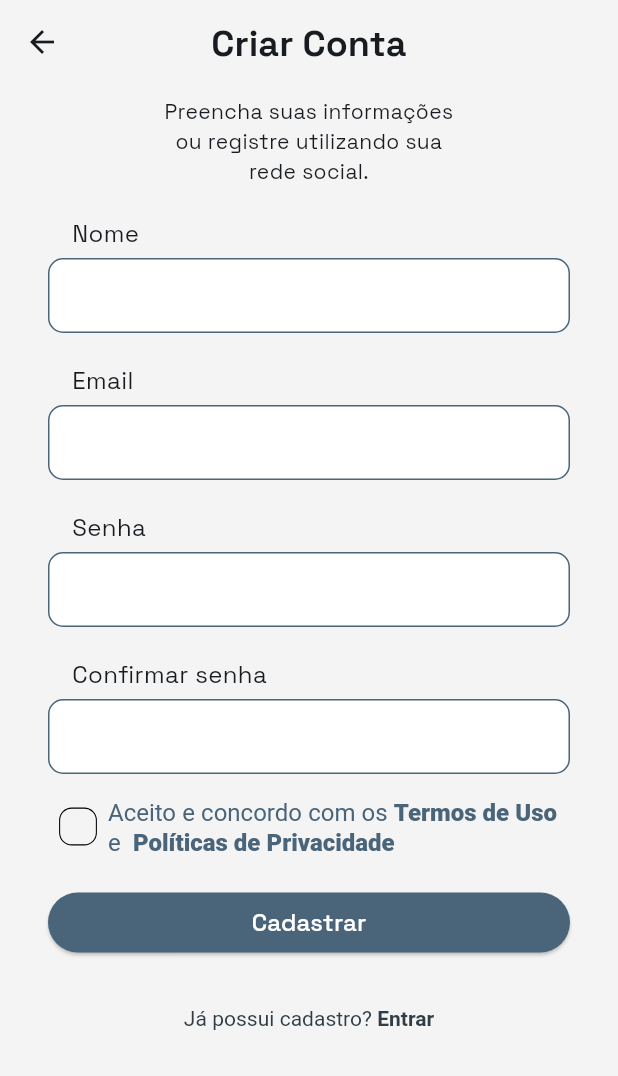
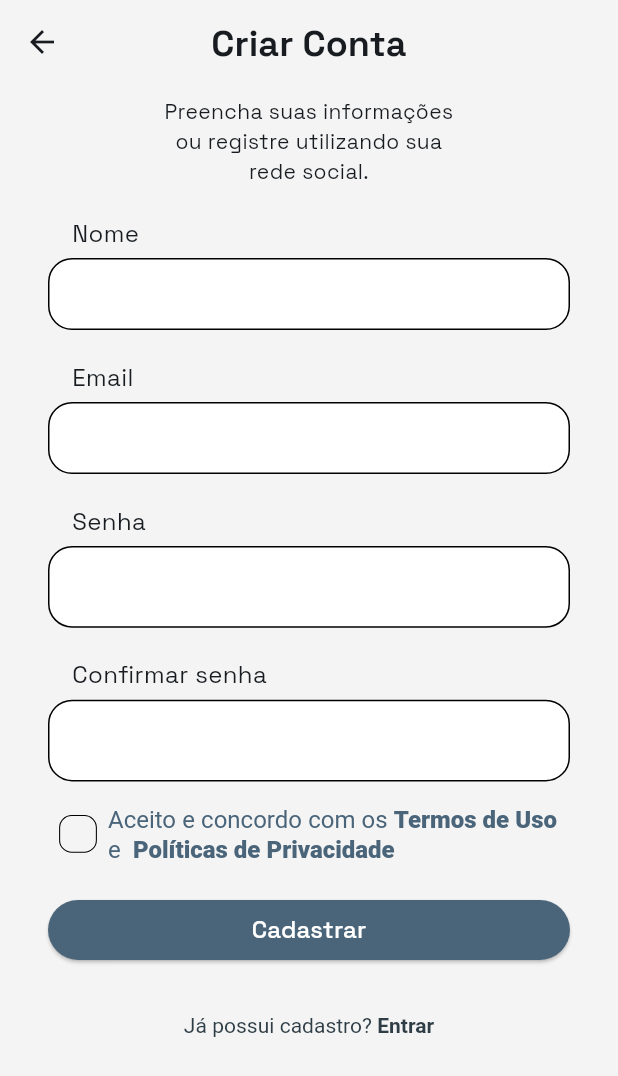
Before and after one commit to future-system/parkshare-app, a Flutter app: the SignupPage screen opened by its route, on a phone screen of 412 x 824 dp. Shown: the top 1076 px of the screen. Run offline on Flutter 3.47's test engine with Material 3 defaults, Android fonts, the phone set to English and light mode, and no system bars; our stand-ins replace firebase_auth, firebase_core, google_fonts, google_sign_in; missing offline and left inert: flutter_facebook_auth; accounts and stored records are empty.

Commit message:
feature: implemented signup page validation

```diff
--- a/lib/src/presentation/components/custom_form_field/custom_form_field.dart
+++ b/lib/src/presentation/components/custom_form_field/custom_form_field.dart
@@ -6,10 +6,16 @@ import 'package:parkshare_app/src/core/constants/design_system.dart';
 class CustomFormField extends StatelessWidget {
   final String label;
   final Widget? suffix;
+  final String? Function(String? value)? validator;
+  final TextEditingController? controller;
+  final bool obscureText;
   const CustomFormField({
+    required this.label,
     super.key,
-    required this.label,
     this.suffix,
+    this.validator,
+    this.controller,
+    this.obscureText = false,
   });
 
   @override
@@ -27,22 +33,30 @@ class CustomFormField extends StatelessWidget {
         const SizedBox(
           height: 5,
         ),
-        Container(
-          padding: const EdgeInsets.symmetric(horizontal: 16, vertical: 0),
-          decoration: BoxDecoration(
-              color: Colors.white,
-              border: Border.all(
-                color: DesignSystem.colors.primary,
-              ),
-              borderRadius: BorderRadius.circular(10)),
-          child: TextFormField(
-            cursorColor: DesignSystem.colors.primary,
-            decoration: InputDecoration(
-              fillColor: Colors.white,
-              border: InputBorder.none,
-              suffix: suffix,
+        TextFormField(
+          obscureText: obscureText,
+          controller: controller,
+          cursorColor: DesignSystem.colors.primary,
+          decoration: InputDecoration(
+            enabledBorder: OutlineInputBorder(
+              borderRadius: BorderRadius.circular(16),
             ),
+            errorBorder: OutlineInputBorder(
+              borderRadius: BorderRadius.circular(16),
+            ),
+            focusedErrorBorder: OutlineInputBorder(
+              borderRadius: BorderRadius.circular(16),
+            ),
+            focusedBorder: OutlineInputBorder(
+              borderRadius: BorderRadius.circular(16),
+            ),
+            isDense: true,
+            fillColor: Colors.white,
+            filled: true,
+            border: InputBorder.none,
+            suffix: suffix,
           ),
+          validator: validator,
         ),
       ],
     );
--- a/lib/src/presentation/pages/signup/signup_page.dart
+++ b/lib/src/presentation/pages/signup/signup_page.dart
@@ -4,8 +4,37 @@ import 'package:parkshare_app/src/core/navigation.dart';
 import 'package:parkshare_app/src/presentation/components/buttons/custom_button.dart';
 import 'package:parkshare_app/src/presentation/components/custom_form_field/custom_form_field.dart';
 
-class SignupPage extends StatelessWidget {
+class SignupPage extends StatefulWidget {
   const SignupPage({super.key});
+
+  @override
+  State<SignupPage> createState() => _SignupPageState();
+}
+
+class _SignupPageState extends State<SignupPage> {
+  final _signupFormKey = GlobalKey<FormState>();
+
+  final nameController = TextEditingController();
+  final emailController = TextEditingController();
+  final passwordController = TextEditingController();
+  final passwordConfirmController = TextEditingController();
+
+  bool didAcceptTerms = false;
+  bool showTermsWarning = false;
+
+  bool hidePassword = true;
+
+  void _signup(context) {
+    final areFieldsValid = _signupFormKey.currentState!.validate();
+    if (!didAcceptTerms) {
+      setState(() {
+        showTermsWarning = true;
+      });
+    }
+    if (areFieldsValid && didAcceptTerms) {
+      Navigator.pushNamed(context, Navigation.routing.onboarding);
+    }
+  }
 
   @override
   Widget build(BuildContext context) {
@@ -24,6 +53,7 @@ class SignupPage extends StatelessWidget {
       ),
       body: Padding(
         padding: const EdgeInsets.symmetric(horizontal: 32.0, vertical: 8),
+        child: SingleChildScrollView(
           child: Column(
             children: [
               const Row(
@@ -42,35 +72,86 @@ class SignupPage extends StatelessWidget {
                 height: 20,
               ),
               Form(
+                key: _signupFormKey,
                 child: Column(
                   mainAxisSize: MainAxisSize.min,
                   children: [
-                  const CustomFormField(
+                    CustomFormField(
                       label: 'Nome',
+                      controller: nameController,
+                      validator: (value) {
+                        if (value == null || value.isEmpty) {
+                          return 'Por favor insira seu nome';
+                        }
+                        return null;
+                      },
                     ),
                     const SizedBox(
                       height: 20,
                     ),
-                  const CustomFormField(
+                    CustomFormField(
                       label: 'Email',
+                      controller: emailController,
+                      validator: (value) {
+                        final RegExp emailRegex = RegExp(
+                          r'^[a-zA-Z0-9._%+-]+@[a-zA-Z0-9.-]+\.[a-zA-Z]{2,}$',
+                        );
+                        if (value == null || value.isEmpty) {
+                          return 'Por favor insira seu Email';
+                        }
+                        if (!emailRegex.hasMatch(value)) {
+                          return 'Por favor insira um Email válido';
+                        }
+                        return null;
+                      },
                     ),
                     const SizedBox(
                       height: 20,
                     ),
-                  const CustomFormField(
+                    CustomFormField(
                       label: 'Senha',
-                    suffix: Icon(
-                      Icons.visibility_off,
+                      obscureText: hidePassword,
+                      controller: passwordController,
+                      suffix: GestureDetector(
+                        onTap: () => setState(() {
+                          hidePassword = !hidePassword;
+                        }),
+                        child: Icon(
+                          hidePassword
+                              ? Icons.visibility_off
+                              : Icons.visibility,
                         ),
+                      ),
+                      validator: (value) {
+                        if (value == null || value.isEmpty) {
+                          return 'Por favor insira sua senha';
+                        }
+                        return null;
+                      },
                     ),
                     const SizedBox(
                       height: 20,
                     ),
-                  const CustomFormField(
+                    CustomFormField(
+                      controller: passwordConfirmController,
                       label: 'Confirmar senha',
-                    suffix: Icon(
-                      Icons.visibility_off,
+                      obscureText: hidePassword,
+                      suffix: GestureDetector(
+                        onTap: () => setState(() {
+                          hidePassword = !hidePassword;
+                        }),
+                        child: Icon(
+                          hidePassword
+                              ? Icons.visibility_off
+                              : Icons.visibility,
                         ),
+                      ),
+                      validator: (value) {
+                        if (value == null || value.isEmpty) {
+                          return 'Por favor insira sua senha';
+                        }
+                        return null;
+                      },
                     ),
                     const SizedBox(
                       height: 15,
@@ -86,16 +167,25 @@ class SignupPage extends StatelessWidget {
                             shape: RoundedRectangleBorder(
                               borderRadius: BorderRadius.circular(6),
                             ),
-                          value: false,
+                            value: didAcceptTerms,
                             side: const BorderSide(width: 0.5),
-                          onChanged: (value) {},
+                            onChanged: (value) {
+                              setState(() {
+                                didAcceptTerms = value!;
+                                if (value) {
+                                  showTermsWarning = false;
+                                }
+                              });
+                            },
                           ),
                         ),
                         Flexible(
                           child: RichText(
                             text: TextSpan(
                               style: TextStyle(
-                              color: DesignSystem.colors.primary,
+                                color: showTermsWarning
+                                    ? Colors.red.shade700
+                                    : DesignSystem.colors.primary,
                                 fontSize: 16,
                               ),
                               text: 'Aceito e concordo com os ',
@@ -109,7 +199,8 @@ class SignupPage extends StatelessWidget {
                                 ),
                                 TextSpan(
                                     text: 'Políticas de Privacidade ',
-                                  style: TextStyle(fontWeight: FontWeight.w900))
+                                    style:
+                                        TextStyle(fontWeight: FontWeight.w900))
                               ],
                             ),
                           ),
@@ -123,10 +214,7 @@ class SignupPage extends StatelessWidget {
                       children: [
                         Expanded(
                           child: CustomButton(
-                          onPressed: () {
-                            Navigator.pushNamed(
-                                context, Navigation.routing.onboarding);
-                          },
+                            onPressed: () => _signup(context),
                             child: const Text(
                               'Cadastrar',
                               style: TextStyle(
@@ -149,7 +237,7 @@ class SignupPage extends StatelessWidget {
                               visualDensity: VisualDensity.compact,
                               padding: WidgetStatePropertyAll(EdgeInsets.zero)),
                           onPressed: () {
-                          Navigator.pushNamed(
+                            Navigator.pushReplacementNamed(
                                 context, Navigation.routing.signup);
                           },
                           child: RichText(
@@ -161,8 +249,8 @@ class SignupPage extends StatelessWidget {
                                 children: const [
                                   TextSpan(
                                       text: 'Entrar',
-                                    style:
-                                        TextStyle(fontWeight: FontWeight.bold))
+                                      style: TextStyle(
+                                          fontWeight: FontWeight.bold))
                                 ]),
                           ),
                         ),
@@ -174,6 +262,7 @@ class SignupPage extends StatelessWidget {
             ],
           ),
         ),
+      ),
     );
   }
 }
```
Also changed, not shown: lib/src/presentation/pages/vehicle_registration/vehicle_registration_page.dart (added, +24 -0 lines). Lines whose indentation alone changed are shown as unchanged.
